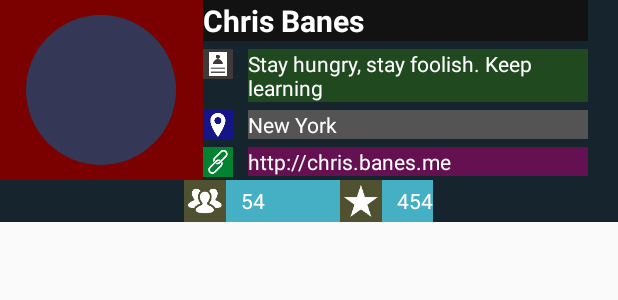
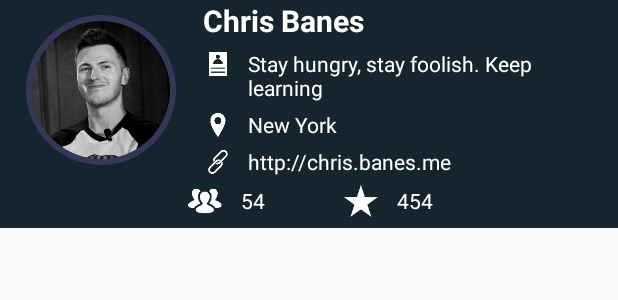
Before and after one commit to AlexKazmirchuk/MyRepos, an Android app: the layout user_info_layout.xml on its own in the app's theme, with its tools: preview values and no code run, on a phone screen of 412 x 824 dp. Shown: the top 300 px of the screen. Run offline under Robolectric (Android 15) with nearby library versions, the phone set to English and light mode, and no system bars.

Commit message:
small changes in layouts

```diff
--- a/app/src/main/res/layout/user_info_layout.xml
+++ b/app/src/main/res/layout/user_info_layout.xml
@@ -8,13 +8,13 @@
 
     <RelativeLayout
         android:layout_width="match_parent"
-        android:layout_height="wrap_content">
+        android:layout_height="wrap_content"
+        android:layout_gravity="center_horizontal">
 
         <FrameLayout
             android:id="@+id/userImgDiv"
             android:layout_width="135dp"
             android:layout_height="120dp"
-            android:background="#7b0000"
             android:layout_alignParentTop="true"
             android:layout_alignParentStart="true">
             <ImageView
@@ -22,7 +22,9 @@
                 android:layout_height="100dp"
                 android:layout_marginTop="10dp"
                 android:layout_gravity="center_horizontal"
-                android:src="@drawable/circle"/>
+                android:background="@drawable/circle"
+                android:padding="4dp"
+                android:src="@drawable/user_img_demo" />
         </FrameLayout>
 
         <TextView
@@ -35,7 +37,6 @@
             android:layout_toEndOf="@id/userImgDiv"
             android:layout_alignParentTop="true"
             android:textSize="20sp"
-            android:background="#121212"
             android:layout_marginRight="20dp"/>
 
         <ImageView
@@ -46,8 +47,7 @@
             android:layout_below="@id/userNameTV"
             android:layout_toEndOf="@id/userImgDiv"
             android:layout_marginEnd="10dp"
-            android:layout_marginTop="5dp"
-            android:background="#413838"/>
+            android:layout_marginTop="5dp"/>
 
         <TextView
             android:id="@+id/userBioTV"
@@ -58,8 +58,7 @@
             android:layout_toEndOf="@id/userBioIV"
             android:layout_alignTop="@id/userBioIV"
             android:layout_alignEnd="@id/userNameTV"
-            android:layout_marginBottom="5dp"
-            android:background="#214920"/>
+            android:layout_marginBottom="5dp"/>
 
         <TextView
             android:id="@+id/userLocationTV"
@@ -70,8 +69,7 @@
             android:layout_alignStart="@id/userBioTV"
             android:layout_below="@id/userBioTV"
             android:layout_alignEnd="@id/userNameTV"
-            android:layout_marginBottom="5dp"
-            android:background="#545454" />
+            android:layout_marginBottom="5dp" />
 
         <ImageView
             android:id="@+id/userLocationIV"
@@ -79,8 +77,7 @@
             android:layout_height="20dp"
             android:src="@drawable/ic_location"
             android:layout_alignLeft="@id/userBioIV"
-            android:layout_alignTop="@id/userLocationTV"
-            android:background="#151587" />
+            android:layout_alignTop="@id/userLocationTV" />
 
         <TextView
             android:id="@+id/userLinkTV"
@@ -90,8 +87,7 @@
             android:textColor="#ffffff"
             android:layout_alignStart="@id/userLocationTV"
             android:layout_below="@id/userLocationTV"
-            android:layout_alignEnd="@id/userNameTV"
-            android:background="#641051" />
+            android:layout_alignEnd="@id/userNameTV" />
 
         <ImageView
             android:id="@+id/userLinkIV"
@@ -99,24 +95,21 @@
             android:layout_height="20dp"
             android:src="@drawable/ic_links"
             android:layout_alignStart="@id/userBioIV"
-            android:layout_alignTop="@id/userLinkTV"
-            android:background="#038232" />
+            android:layout_alignTop="@id/userLinkTV" />
 
     </RelativeLayout>
-
     <LinearLayout
         android:layout_width="wrap_content"
         android:layout_height="wrap_content"
         android:orientation="horizontal"
-        android:layout_gravity="center"
-        android:background="#45afc4">
+        android:layout_marginBottom="4dp"
+        android:layout_gravity="center">
 
         <ImageView
             android:layout_width="28dp"
             android:layout_height="28dp"
             android:src="@drawable/ic_followers"
-            android:layout_marginEnd="10dp"
-            android:background="#4f5131" />
+            android:layout_marginEnd="10dp" />
 
         <TextView
             android:id="@+id/userFollowersCountTV"
@@ -131,8 +124,7 @@
             android:layout_width="28dp"
             android:layout_height="28dp"
             android:src="@drawable/ic_stars"
-            android:layout_marginEnd="10dp"
-            android:background="#4f5131"/>
+            android:layout_marginEnd="10dp"/>
 
         <TextView
             android:id="@+id/userStarsCountTV"
```
Also changed, not shown: app/src/main/res/drawable/user_img_demo.png (added).
